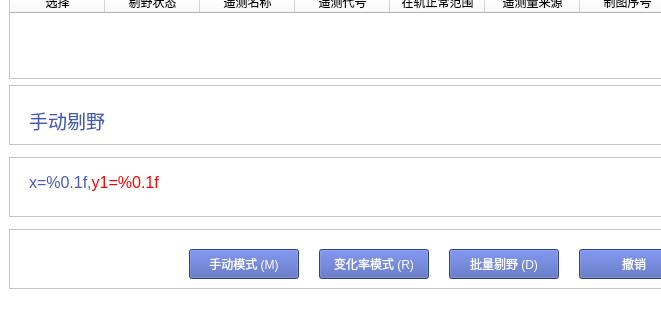
Above: interface.ui from Shen-LW/analysis_xp before the change; both pictures show x 0 to 661 and y 508 to 828 of the 1319 by 828 pixel window. Below: the same form after it.
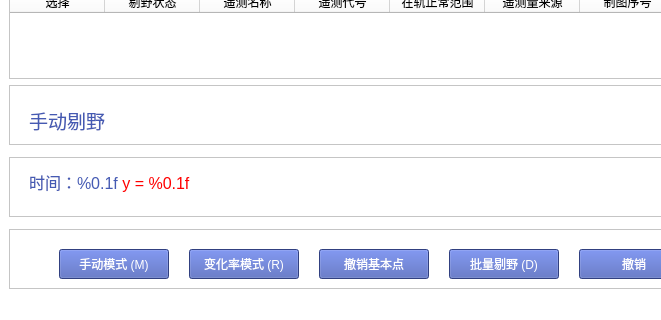
That is the form after the change.

Diff of the .ui file:
```diff
--- a/interface.ui
+++ b/interface.ui
@@ -810,7 +810,7 @@
 border:0px;</string>
        </property>
        <property name="text">
-        <string>&lt;span style='font-size: 12pt'&gt;x=%0.1f,&lt;span style='color: red'&gt;y1=%0.1f&lt;/span&gt;</string>
+        <string>&lt;html&gt;&lt;head/&gt;&lt;body&gt;&lt;p&gt;&lt;span style=&quot; font-size:12pt;&quot;&gt;时间：%0.1f  &lt;/span&gt;&lt;span style=&quot; font-size:12pt; color:#ff0000;&quot;&gt;y = %0.1f&lt;/span&gt;&lt;/p&gt;&lt;/body&gt;&lt;/html&gt;</string>
        </property>
       </widget>
      </widget>
@@ -858,7 +858,7 @@
       <widget class="QPushButton" name="manual_btn">
        <property name="geometry">
         <rect>
-         <x>180</x>
+         <x>50</x>
          <y>20</y>
          <width>110</width>
          <height>30</height>
@@ -909,7 +909,7 @@
       <widget class="QPushButton" name="rate_btn">
        <property name="geometry">
         <rect>
-         <x>310</x>
+         <x>180</x>
          <y>20</y>
          <width>110</width>
          <height>30</height>
@@ -923,6 +923,23 @@
         <string>变化率模式 (R)</string>
        </property>
       </widget>
+      <widget class="QPushButton" name="undo_base_btn">
+       <property name="geometry">
+        <rect>
+         <x>310</x>
+         <y>20</y>
+         <width>110</width>
+         <height>30</height>
+        </rect>
+       </property>
+       <property name="styleSheet">
+        <string notr="true">background-color:#455ab3;color:#fff;
+font: 10pt &quot;Microsoft YaHei UI&quot;;</string>
+       </property>
+       <property name="text">
+        <string>撤销基本点</string>
+       </property>
+      </widget>
      </widget>
     </item>
    </layout>
```
